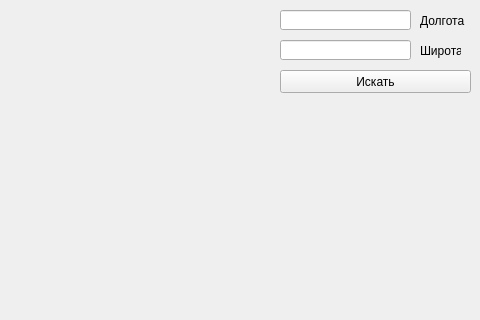
Old version of the form MainWindowUI.ui in the repository ProbablyF1cus/API-.-; both pictures show x 320 to 800 and y 0 to 320 of the 800 by 600 pixel window.
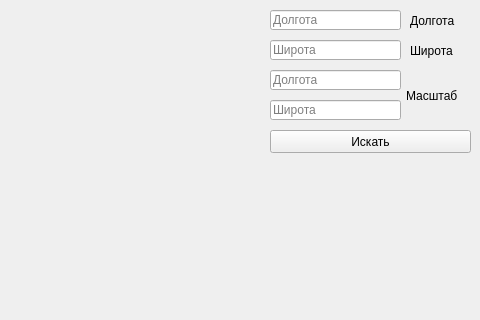
New version of the form.

Commit message: Задание 1(Окно с изменением координат и масштаба)

What changed in the file:
```diff
--- a/MainWindowUI.ui
+++ b/MainWindowUI.ui
@@ -30,29 +30,35 @@
    <widget class="QLineEdit" name="coord1">
     <property name="geometry">
      <rect>
-      <x>600</x>
+      <x>590</x>
       <y>10</y>
       <width>131</width>
       <height>20</height>
      </rect>
     </property>
+    <property name="placeholderText">
+     <string>Долгота</string>
+    </property>
    </widget>
    <widget class="QLineEdit" name="coord2">
     <property name="geometry">
      <rect>
-      <x>600</x>
+      <x>590</x>
       <y>40</y>
       <width>131</width>
       <height>20</height>
      </rect>
     </property>
+    <property name="placeholderText">
+     <string>Широта</string>
+    </property>
    </widget>
    <widget class="QPushButton" name="search_button">
     <property name="geometry">
      <rect>
-      <x>600</x>
-      <y>70</y>
-      <width>191</width>
+      <x>590</x>
+      <y>130</y>
+      <width>201</width>
       <height>23</height>
      </rect>
     </property>
@@ -63,9 +69,9 @@
    <widget class="QLabel" name="label_2">
     <property name="geometry">
      <rect>
-      <x>740</x>
+      <x>730</x>
       <y>10</y>
-      <width>51</width>
+      <width>61</width>
       <height>21</height>
      </rect>
     </property>
@@ -76,9 +82,9 @@
    <widget class="QLabel" name="label_3">
     <property name="geometry">
      <rect>
-      <x>740</x>
+      <x>730</x>
       <y>40</y>
-      <width>41</width>
+      <width>51</width>
       <height>21</height>
      </rect>
     </property>
@@ -86,6 +92,48 @@
      <string>Широта</string>
     </property>
    </widget>
+   <widget class="QLineEdit" name="spn">
+    <property name="geometry">
+     <rect>
+      <x>590</x>
+      <y>70</y>
+      <width>131</width>
+      <height>20</height>
+     </rect>
+    </property>
+    <property name="text">
+     <string/>
+    </property>
+    <property name="placeholderText">
+     <string>Долгота</string>
+    </property>
+   </widget>
+   <widget class="QLabel" name="label">
+    <property name="geometry">
+     <rect>
+      <x>726</x>
+      <y>70</y>
+      <width>61</width>
+      <height>51</height>
+     </rect>
+    </property>
+    <property name="text">
+     <string>Масштаб</string>
+    </property>
+   </widget>
+   <widget class="QLineEdit" name="spn_2">
+    <property name="geometry">
+     <rect>
+      <x>590</x>
+      <y>100</y>
+      <width>131</width>
+      <height>20</height>
+     </rect>
+    </property>
+    <property name="placeholderText">
+     <string>Широта</string>
+    </property>
+   </widget>
   </widget>
   <widget class="QMenuBar" name="menubar">
    <property name="geometry">
```
The commit also changes 1 other file.
